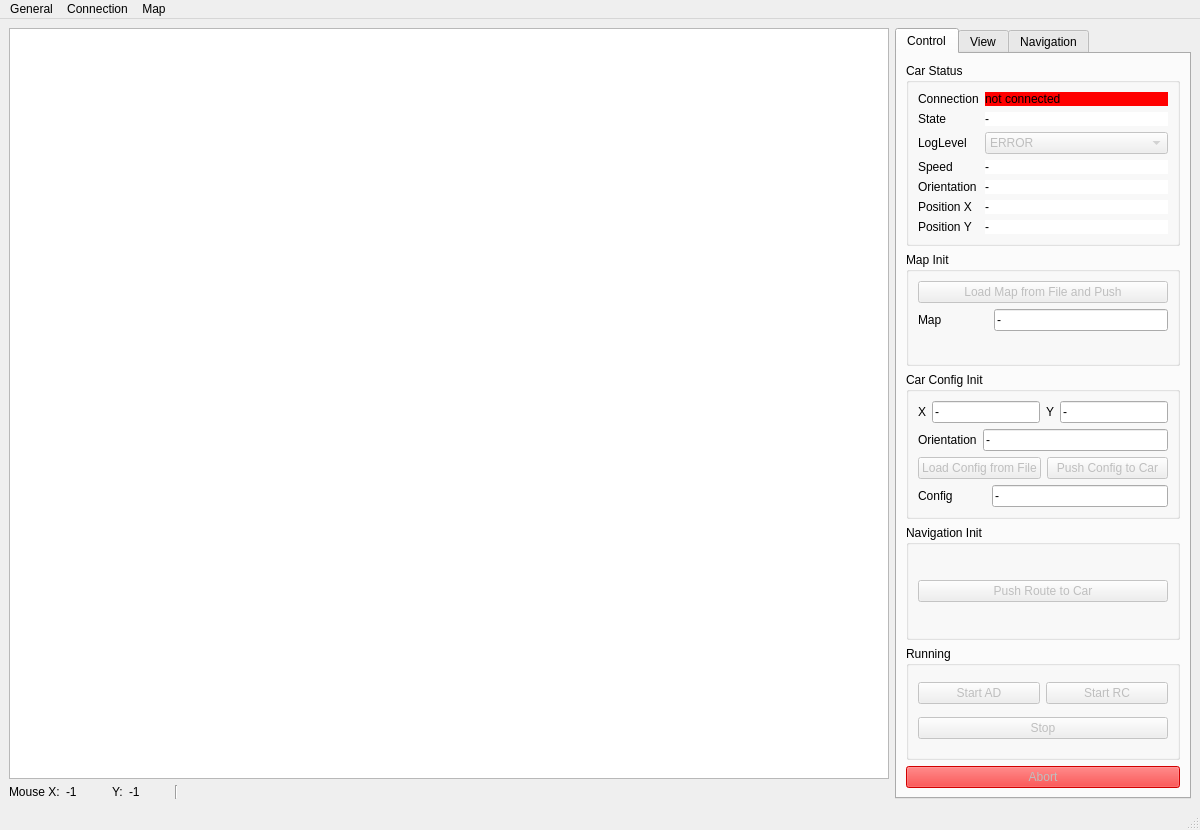
Above: src/mainwindow.ui from melegiul/adtf-remote before the change. Below: the same form after it.
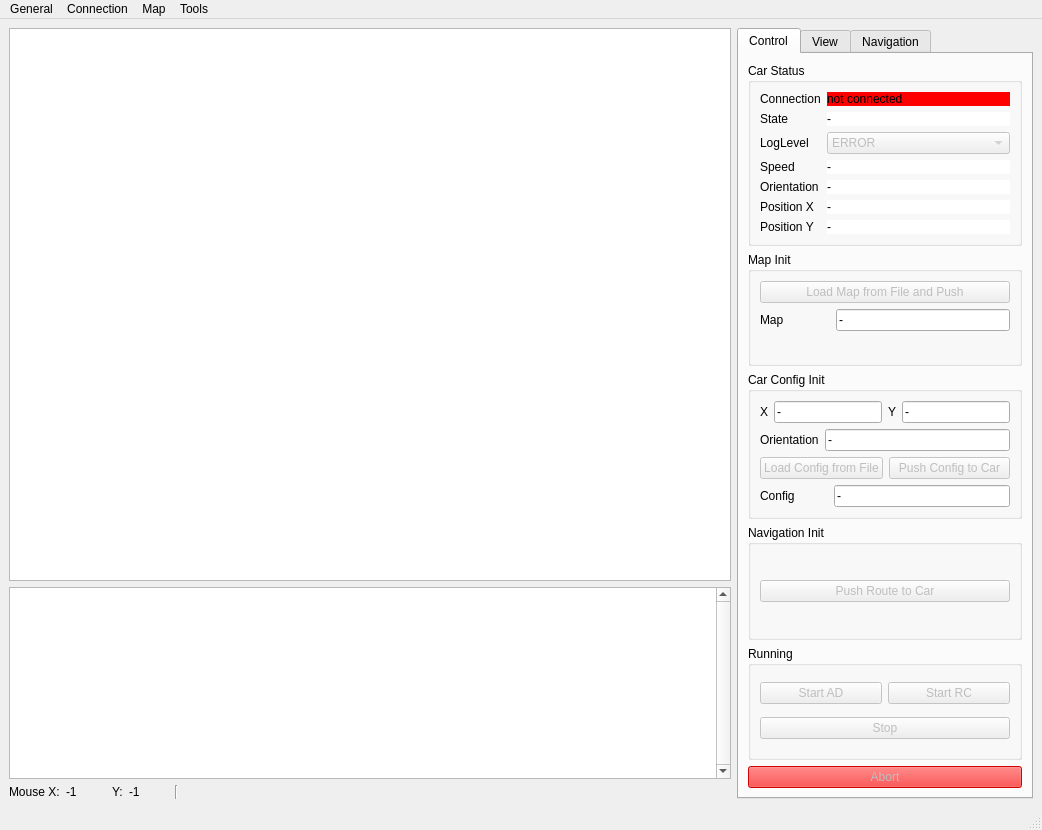
That is the form after the change. Icons and pictures are not drawn. Custom widgets are drawn as their Qt base class.

Commit message: [R-01] added LogView and LogAnalyzer

Patch:
```diff
--- a/src/mainwindow.ui
+++ b/src/mainwindow.ui
@@ -6,7 +6,7 @@
    <rect>
     <x>0</x>
     <y>0</y>
-    <width>1200</width>
+    <width>1042</width>
     <height>830</height>
    </rect>
   </property>
@@ -19,7 +19,7 @@
   </property>
   <widget class="QWidget" name="centralwidget">
    <layout class="QGridLayout" name="gridLayout">
-    <item row="2" column="0">
+    <item row="3" column="0">
      <layout class="QHBoxLayout" name="hl_odometry">
       <item>
        <widget class="QLabel" name="lbs_mouse_x">
@@ -83,7 +83,7 @@
       </item>
      </layout>
     </item>
-    <item row="1" column="1" rowspan="2">
+    <item row="1" column="1" rowspan="3">
      <widget class="QTabWidget" name="tabWidget">
       <property name="sizePolicy">
        <sizepolicy hsizetype="Expanding" vsizetype="Expanding">
@@ -952,6 +952,13 @@
       </widget>
      </widget>
     </item>
+    <item row="2" column="0">
+     <widget class="QListView" name="listView">
+      <property name="verticalScrollBarPolicy">
+       <enum>Qt::ScrollBarAlwaysOn</enum>
+      </property>
+     </widget>
+    </item>
    </layout>
   </widget>
   <widget class="QMenuBar" name="menubar">
@@ -959,7 +966,7 @@
     <rect>
      <x>0</x>
      <y>0</y>
-     <width>1200</width>
+     <width>1042</width>
      <height>22</height>
     </rect>
    </property>
@@ -983,9 +990,16 @@
     </property>
     <addaction name="actionExportMap"/>
    </widget>
+   <widget class="QMenu" name="menuTools">
+    <property name="title">
+     <string>Tools</string>
+    </property>
+    <addaction name="actionLogAnalyzer"/>
+   </widget>
    <addaction name="menuGeneral"/>
    <addaction name="menuConnection"/>
    <addaction name="menuMap"/>
+   <addaction name="menuTools"/>
   </widget>
   <widget class="QStatusBar" name="statusbar"/>
   <action name="actionQuit">
```
Left out of the diff: 5 changed lines with no effect on the pictures. The commit also changes 7 other files.
